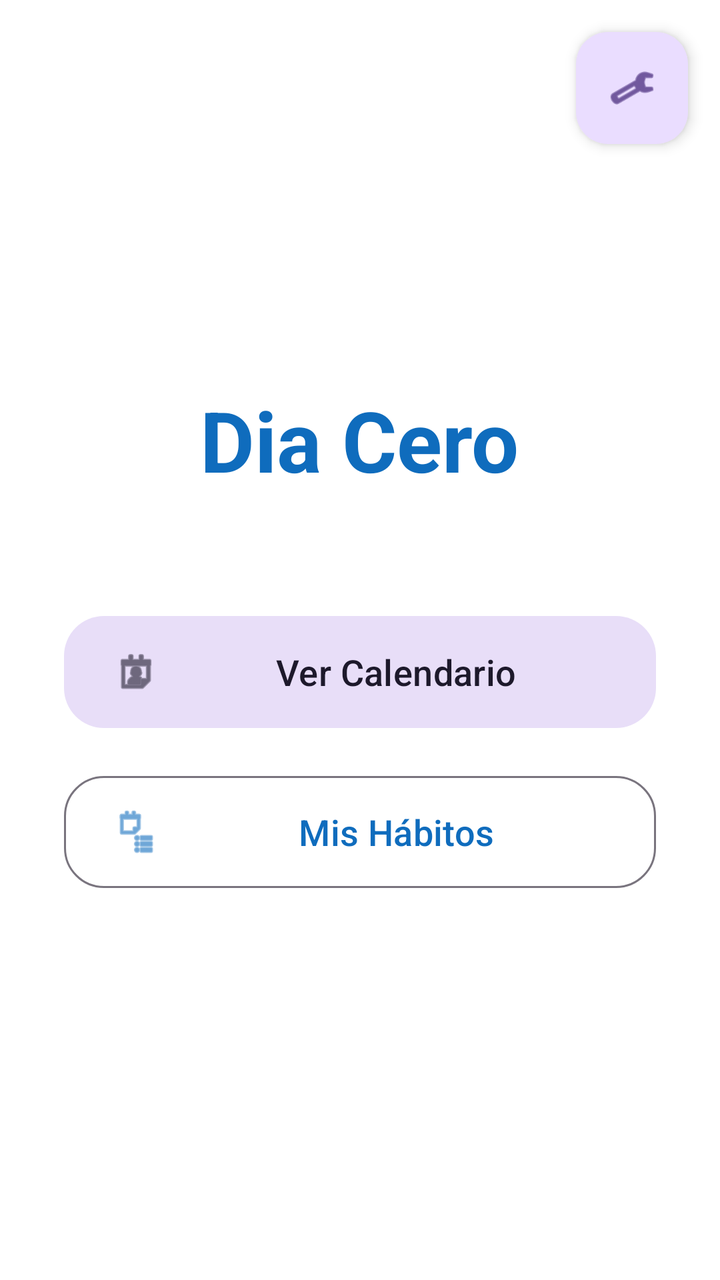
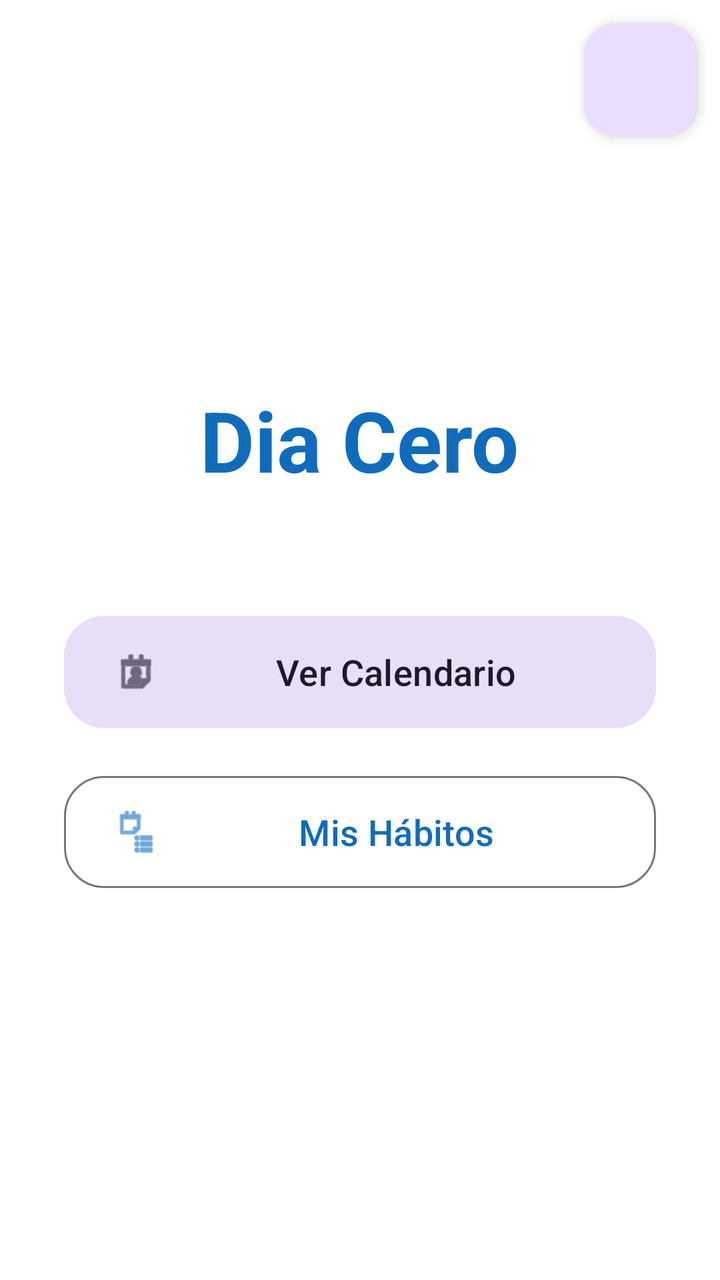

Two renders of the same Android screen: before a commit and after it. Below are the layout's source before the change and the commit's diff.
<!-- AndroidManifest.xml: application theme Theme.DiaCero -->
<!-- res/layout/activity_main.xml -->
<?xml version="1.0" encoding="utf-8"?>
<androidx.constraintlayout.widget.ConstraintLayout xmlns:android="http://schemas.android.com/apk/res/android"
    xmlns:app="http://schemas.android.com/apk/res-auto"
    android:layout_width="match_parent"
    android:layout_height="match_parent"
    android:background="?attr/colorSurface">

    <LinearLayout
        android:id="@+id/menuContainer"
        android:layout_width="match_parent"
        android:layout_height="match_parent"
        android:orientation="vertical"
        android:gravity="center"
        android:padding="32dp">

        <TextView
            android:id="@+id/tvBienvenida"
            android:layout_width="wrap_content"
            android:layout_height="wrap_content"
            android:text="Dia Cero"
            android:textColor="?attr/colorPrimary"
            android:textSize="42sp"
            android:textStyle="bold"
            android:layout_marginBottom="56dp" />

        <com.google.android.material.button.MaterialButton
            android:id="@+id/btnCalendario"
            style="@style/Widget.Material3.Button.TonalButton"
            android:layout_width="match_parent"
            android:layout_height="64dp"
            android:text="Ver Calendario"
            android:textSize="18sp"
            app:cornerRadius="20dp"
            app:icon="@android:drawable/ic_menu_my_calendar"
            app:iconSize="24dp"
            app:iconPadding="12dp" />

        <com.google.android.material.button.MaterialButton
            android:id="@+id/btnHabitos"
            style="@style/Widget.Material3.Button.OutlinedButton"
            android:layout_width="match_parent"
            android:layout_height="64dp"
            android:layout_marginTop="16dp"
            android:text="Mis Hábitos"
            android:textSize="18sp"
            app:cornerRadius="20dp"
            app:icon="@android:drawable/ic_menu_agenda"
            app:iconSize="24dp"
            app:iconPadding="12dp" />

    </LinearLayout>

    <com.google.android.material.floatingactionbutton.FloatingActionButton
        android:id="@+id/fabSettings"
        android:layout_width="wrap_content"
        android:layout_height="wrap_content"
        android:layout_margin="16dp"
        android:contentDescription="Ajustes"
        android:src="@android:drawable/ic_menu_manage"
        app:layout_constraintTop_toTopOf="parent"
        app:layout_constraintEnd_toEndOf="parent"
        app:fabSize="mini"
        app:elevation="4dp" />

    <androidx.fragment.app.FragmentContainerView
        android:id="@+id/fragmentContainer"
        android:layout_width="match_parent"
        android:layout_height="match_parent"
        android:visibility="gone" />

</androidx.constraintlayout.widget.ConstraintLayout>
<!-- resources referenced by this layout -->
<resources>
  <style name="Theme.DiaCero" parent="Base.Theme.DiaCero" />
  <style name="Base.Theme.DiaCero" parent="Theme.Material3.DayNight.NoActionBar">
          
          <item name="colorPrimary">@color/primary</item>
          <item name="colorOnPrimary">@color/white</item>
          <item name="colorSecondary">@color/secondary</item>
          <item name="colorOnSecondary">@color/white</item>
  
          
          <item name="android:windowBackground">@color/background</item>
          <item name="colorSurface">@color/surface</item>
          <item name="colorSurfaceVariant">@color/surface_variant</item>
          <item name="colorOnSurface">@color/text_primary</item>
          <item name="colorOnSurfaceVariant">@color/text_secondary</item>
      </style>
  <color name="primary">#0F6CBD</color>
  <color name="white">#FFFFFFFF</color>
  <color name="secondary">#00A884</color>
  <color name="background">#F2F8FF</color>
  <color name="surface">#FFFFFF</color>
  <color name="surface_variant">#E6F2FF</color>
  <color name="text_primary">#103046</color>
  <color name="text_secondary">#4E6A7A</color>
</resources>

<!-- the commit's change to res/layout/activity_main.xml (unified diff, before → after) -->
@@ -50,22 +50,22 @@
 
     </LinearLayout>
 
-    <com.google.android.material.floatingactionbutton.FloatingActionButton
-        android:id="@+id/fabSettings"
-        android:layout_width="wrap_content"
-        android:layout_height="wrap_content"
-        android:layout_margin="16dp"
-        android:contentDescription="Ajustes"
-        android:src="@android:drawable/ic_menu_manage"
-        app:layout_constraintTop_toTopOf="parent"
-        app:layout_constraintEnd_toEndOf="parent"
-        app:fabSize="mini"
-        app:elevation="4dp" />
-
     <androidx.fragment.app.FragmentContainerView
         android:id="@+id/fragmentContainer"
         android:layout_width="match_parent"
         android:layout_height="match_parent"
         android:visibility="gone" />
 
+    <com.google.android.material.floatingactionbutton.FloatingActionButton
+        android:id="@+id/fabSettings"
+        android:layout_width="wrap_content"
+        android:layout_height="wrap_content"
+        android:layout_margin="12dp"
+        android:contentDescription="Cambiar tema"
+        app:layout_constraintTop_toTopOf="parent"
+        app:layout_constraintEnd_toEndOf="parent"
+        app:fabSize="mini"
+        app:elevation="4dp"
+        app:tint="@android:color/white" />
+
 </androidx.constraintlayout.widget.ConstraintLayout>
